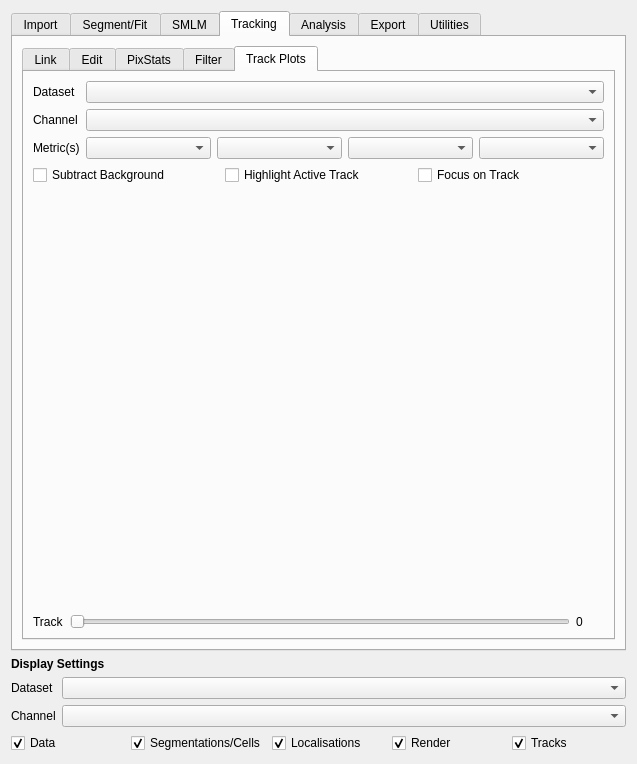
Above: src/moltrack/GUI/widget_ui.ui from piedrro/napari-moltrack before the change. Below: the same form after it.
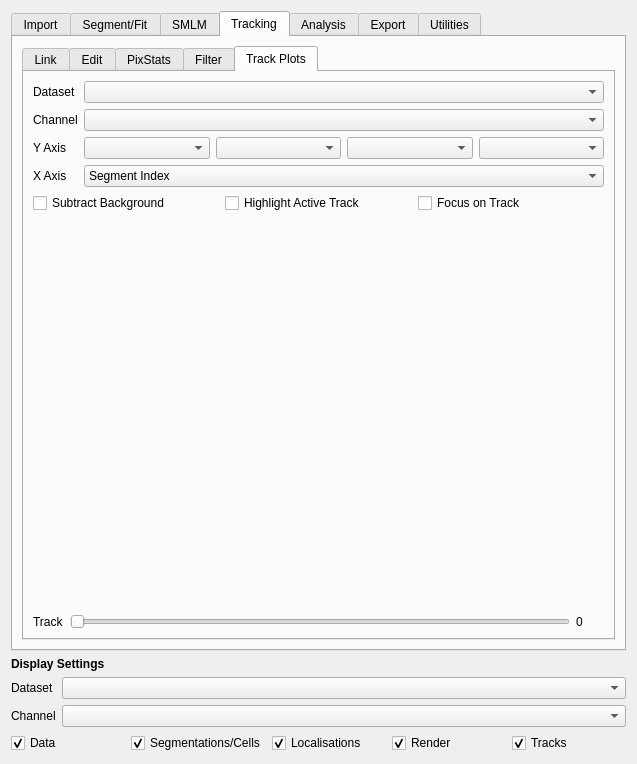
That is the form after the change. The open tabs and pages were chosen to show the change.

Commit message: added trackplot dynamic xaxis

Diff of the .ui file:
```diff
--- a/src/moltrack/GUI/widget_ui.ui
+++ b/src/moltrack/GUI/widget_ui.ui
@@ -3507,7 +3507,7 @@
              <item row="2" column="0">
               <widget class="QLabel" name="label_140">
                <property name="text">
-                <string>Metric(s)</string>
+                <string>Y Axis</string>
                </property>
               </widget>
              </item>
@@ -3527,6 +3527,37 @@
                </item>
               </layout>
              </item>
+             <item row="3" column="0">
+              <widget class="QLabel" name="label_146">
+               <property name="text">
+                <string>X Axis</string>
+               </property>
+              </widget>
+             </item>
+             <item row="3" column="1">
+              <widget class="QComboBox" name="trackplot_xaxis">
+               <item>
+                <property name="text">
+                 <string>Segment Index</string>
+                </property>
+               </item>
+               <item>
+                <property name="text">
+                 <string>Frame Index</string>
+                </property>
+               </item>
+               <item>
+                <property name="text">
+                 <string>Time (s)</string>
+                </property>
+               </item>
+               <item>
+                <property name="text">
+                 <string>Time (ms)</string>
+                </property>
+               </item>
+              </widget>
+             </item>
             </layout>
            </item>
            <item>
```
The commit also changes 6 other files.
